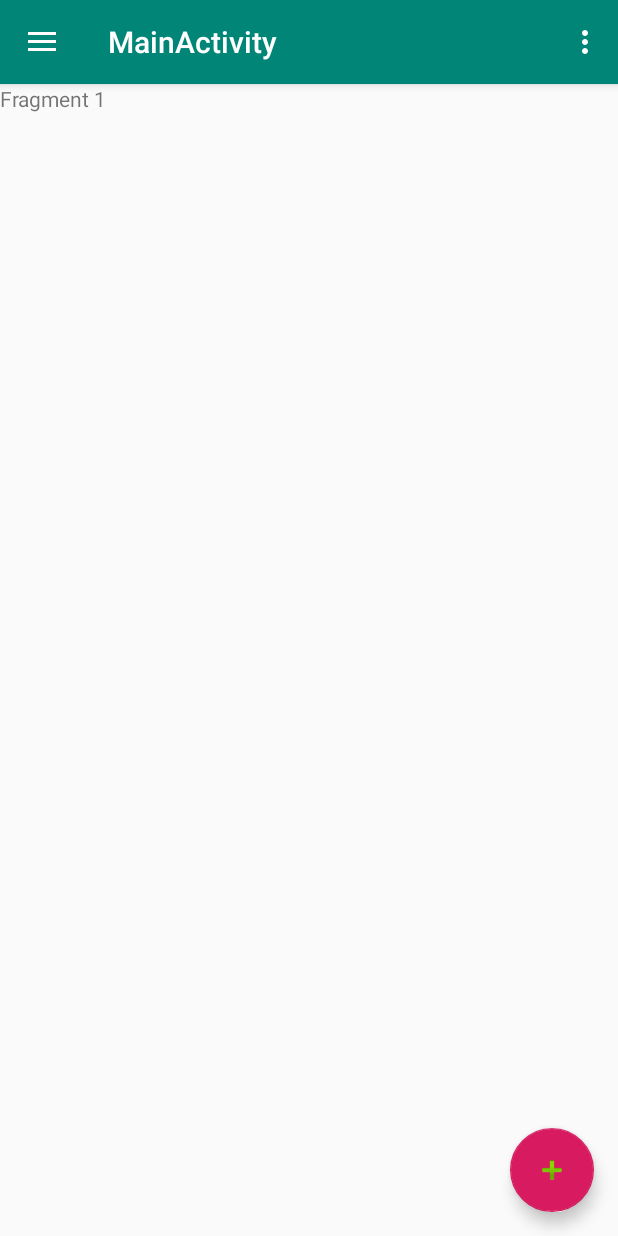
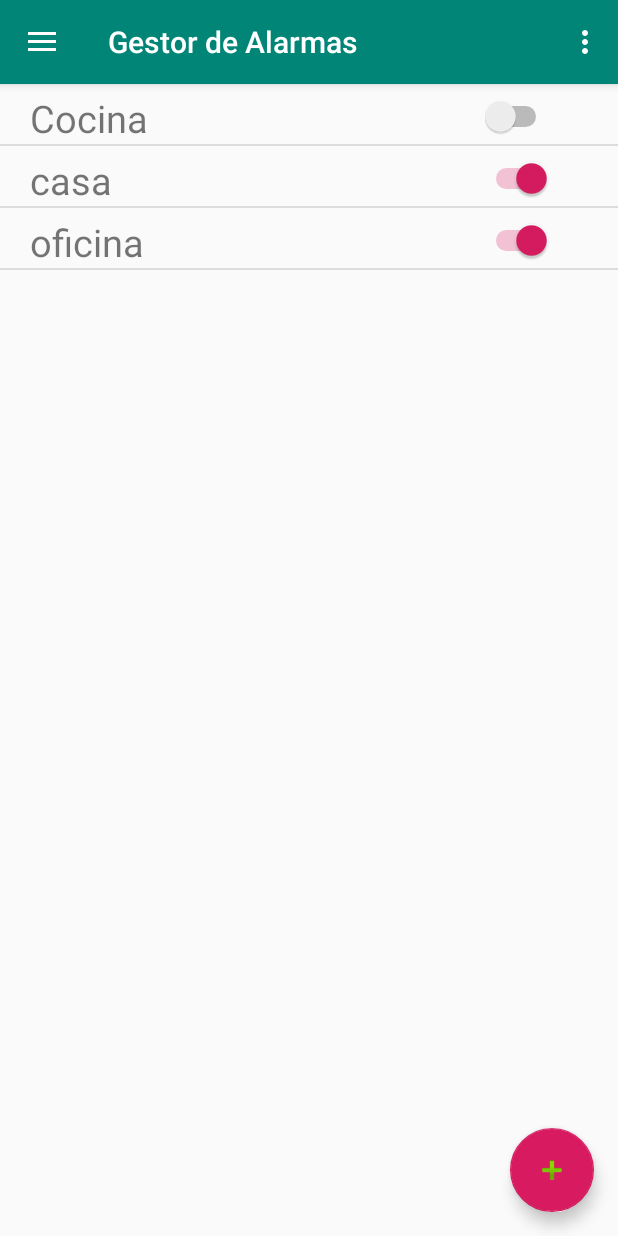
Before and after one commit to retax3/GestorDeAlarmas, an Android app: the MainActivity screen opened directly, with no data from a screen before it, in the side drawer, after a tap on "Mis Alarmas", on a phone screen of 412 x 824 dp. Run offline under Robolectric (Android 15) with nearby library versions, the phone set to English and light mode, and no system bars; network calls fail.

Commit message:
Lista Alarmas
fragment lista alarmas hecho, falta el http request volley para cargar la lista

```diff
--- /dev/null
+++ b/app/src/main/java/com/example/gestordealarmas/Alarma.java
@@ -0,0 +1,64 @@
+package com.example.gestordealarmas;
+
+public class Alarma {
+    private int id;
+    private boolean estado;
+    private String id_alarma,latitud,longitud,nombre;
+
+    public Alarma (int id,String id_alarma,String nombre,boolean estado,String latitud,String longitud){
+        this.estado=estado;
+        this.id=id;
+        this.id_alarma=id_alarma;
+        this.latitud=latitud;
+        this.longitud=longitud;
+        this.nombre=nombre;
+    }
+
+    public int getId() {
+        return id;
+    }
+
+    public void setId(int id) {
+        this.id = id;
+    }
+
+    public Boolean getEstado() {
+        return estado;
+    }
+
+    public void setEstado(boolean estado) {
+        this.estado = estado;
+    }
+
+    public String getId_alarma() {
+        return id_alarma;
+    }
+
+    public void setId_alarma(String id_alarma) {
+        this.id_alarma = id_alarma;
+    }
+
+    public String getLatitud() {
+        return latitud;
+    }
+
+    public void setLatitud(String latitud) {
+        this.latitud = latitud;
+    }
+
+    public String getLongitud() {
+        return longitud;
+    }
+
+    public void setLongitud(String longitud) {
+        this.longitud = longitud;
+    }
+
+    public String getNombre() {
+        return nombre;
+    }
+
+    public void setNombre(String nombre) {
+        this.nombre = nombre;
+    }
+}
--- a/app/src/main/java/com/example/gestordealarmas/AlarmasFragment.java
+++ b/app/src/main/java/com/example/gestordealarmas/AlarmasFragment.java
@@ -6,6 +6,10 @@ import android.support.v4.app.Fragment;
 import android.view.LayoutInflater;
 import android.view.View;
 import android.view.ViewGroup;
+import android.widget.ListView;
+
+import java.util.ArrayList;
+import java.util.List;
 
 
 /**
@@ -22,8 +26,21 @@ public class AlarmasFragment extends Fragment {
     @Override
     public View onCreateView(LayoutInflater inflater, ViewGroup container,
                              Bundle savedInstanceState) {
+        View view=inflater.inflate(R.layout.fragment_alarmas, container, false);
+        ListView lv= view.findViewById(R.id.listaAlarmas);
+
+        ArrayList<Alarma> arrayList= new ArrayList<>();
+
+        arrayList.add(new Alarma(1,"asdqwe","Cocina",false,"1231234","12315"));
+        arrayList.add(new Alarma(2,"1245","casa",true,"1231212434","12315"));
+        arrayList.add(new Alarma(3,"asd12451qwe","oficina",true,"23123","1213"));
+
+        MyAdapter myadapter= new MyAdapter(getActivity(),arrayList);
+
+        lv.setAdapter(myadapter);
+
         // Inflate the layout for this fragment
-        return inflater.inflate(R.layout.fragment_alarmas, container, false);
+        return view;
     }
 
 }
--- a/app/src/main/java/com/example/gestordealarmas/MainActivity.java
+++ b/app/src/main/java/com/example/gestordealarmas/MainActivity.java
@@ -41,6 +41,7 @@ public class MainActivity extends AppCompatActivity
         navigationView.setNavigationItemSelectedListener(this);
 
         Bundle bundle=getIntent().getExtras();
+        this.setTitle("Gestor de Alarmas");
 
     }
 
--- /dev/null
+++ b/app/src/main/java/com/example/gestordealarmas/MyAdapter.java
@@ -0,0 +1,50 @@
+package com.example.gestordealarmas;
+
+import android.content.Context;
+import android.view.LayoutInflater;
+import android.view.View;
+import android.view.ViewGroup;
+import android.widget.BaseAdapter;
+import android.widget.Switch;
+import android.widget.TextView;
+
+import java.util.ArrayList;
+
+public class MyAdapter extends BaseAdapter {
+
+    Context context;
+    ArrayList<Alarma> arr;
+
+    public MyAdapter(Context c, ArrayList<Alarma> arr){
+        this.context=c;
+        this.arr=arr;
+
+    }
+    @Override
+    public int getCount() {
+        return arr.size();
+    }
+
+    @Override
+    public Object getItem(int position) {
+        return position;
+    }
+
+    @Override
+    public long getItemId(int position) {
+        return position;
+    }
+
+    @Override
+    public View getView(int position, View convertView, ViewGroup parent) {
+        convertView= LayoutInflater.from(context).inflate(R.layout.custom_list_view_style,parent,false);
+
+        TextView nombreAlarma=convertView.findViewById(R.id.nombreAlarma);
+        Switch sw=convertView.findViewById(R.id.estadoAlarma);
+
+        nombreAlarma.setText(arr.get(position).getNombre());
+        sw.setChecked(arr.get(position).getEstado());
+
+        return convertView;
+    }
+}
--- /dev/null
+++ b/app/src/main/res/layout/custom_list_view_style.xml
@@ -0,0 +1,24 @@
+<?xml version="1.0" encoding="utf-8"?>
+<LinearLayout
+    xmlns:android="http://schemas.android.com/apk/res/android"
+    android:layout_width="match_parent"
+    android:layout_height="match_parent"
+    android:orientation="horizontal"
+    >
+
+    <TextView
+        android:id="@+id/nombreAlarma"
+        android:layout_width="300dp"
+        android:layout_height="wrap_content"
+        android:text="Nombre Alarma"
+        android:layout_marginLeft="20dp"
+        android:layout_marginTop="5dp"
+        android:textSize="25sp" />
+
+    <Switch
+        android:id="@+id/estadoAlarma"
+        android:layout_width="wrap_content"
+        android:layout_height="wrap_content"
+        android:checked="false"/>
+
+</LinearLayout>
--- a/app/src/main/res/layout/fragment_alarmas.xml
+++ b/app/src/main/res/layout/fragment_alarmas.xml
@@ -5,10 +5,8 @@
     android:layout_height="match_parent"
     tools:context=".AlarmasFragment">
 
-    <!-- TODO: Update blank fragment layout -->
-    <TextView
+    <ListView
+        android:id="@+id/listaAlarmas"
         android:layout_width="match_parent"
-        android:layout_height="match_parent"
-        android:text="Fragment 1" />
-
+        android:layout_height="match_parent" />
 </FrameLayout>
```
